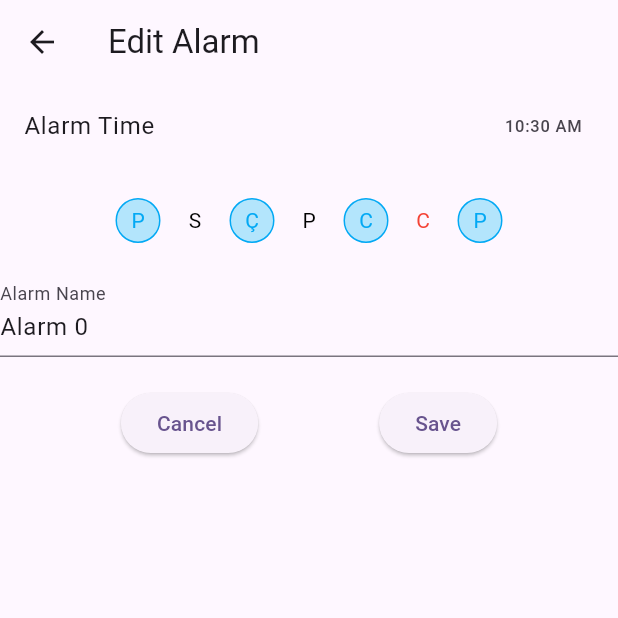
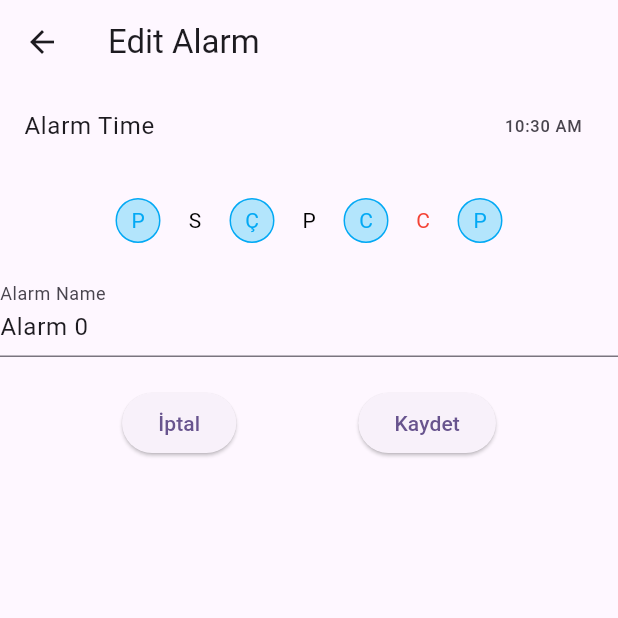
Before and after one commit to seqhilla/WakeTogether, a Flutter app: the screen it shows after launch, after a tap on "Alarm 0", on a phone screen of 412 x 824 dp, the top half of it. Run offline on Flutter 3.47's test engine with Material 3 defaults, Android fonts, the light colour scheme and no system bars.

Commit message:
More visuals.

```diff
--- a/lib/main.dart
+++ b/lib/main.dart
@@ -9,7 +9,6 @@
 class MyApp extends StatelessWidget {
   const MyApp({super.key});
 
-  // This widget is the root of your application.
   @override
   Widget build(BuildContext context) {
     return MaterialApp(
@@ -33,7 +32,6 @@
 }
 
 class _MyHomePageState extends State<MyHomePage> {
-
   List<AlarmItem> alarms = [
     AlarmItem(alarmName: 'Alarm 0', alarmTime: '12:00', daysActive: [true, false, true, false, true, false, true], isActive: true),
     // Add more alarms as needed
@@ -61,14 +59,28 @@
                     initialAlarmName: '',
                     initialAlarmTime: TimeOfDay(hour: 6, minute: 0),
                     initialDaysActive: List<bool>.filled(7, false),
+                    alarmIndex: -1, // Indicates a new alarm
                   ),
                 ),
               );
               if (result != null) {
                 setState(() {
-                  // Assuming result is a Map with 'alarmName', 'alarmTime', and 'daysActive'
-                  // Update your list based on your app's logic
-                  // Add more logic here if you need to store alarm details
+                  if (result['isNew']) {
+                    // Add a new alarm
+                    alarms.add(AlarmItem(
+                      alarmName: result['alarmName'],
+                      alarmTime: result['alarmTime'].format(context), // Convert TimeOfDay to String
+                      daysActive: result['daysActive'],
+                      isActive: true, // Assuming new alarms are active by default
+                    ));
+                  } else {
+                    // Update an existing alarm
+                    int index = result['index'];
+                    alarms[index].alarmName = result['alarmName'];
+                    alarms[index].alarmTime = result['alarmTime'].format(context); // Convert TimeOfDay to String
+                    alarms[index].daysActive = result['daysActive'];
+                    // isActive remains unchanged or can be updated based on your logic
+                  }
                 });
               }
             },
@@ -76,16 +88,20 @@
         ],
       ),
       body: ListView.builder(
-        itemCount: alarms.length, // Updated to use the length of the alarms list
+        itemCount: alarms.length,
         itemBuilder: (context, index) {
           final alarm = alarms[index];
-          return alarmListItem(
+          return Padding(
+            padding: const EdgeInsets.symmetric(horizontal: 8.0, vertical: 8.0), // Adjust the padding as needed
+            child: alarmListItem(
               alarmName: alarm.alarmName,
               alarmTime: alarm.alarmTime,
               daysActive: alarm.daysActive,
               isActive: alarm.isActive,
               onToggle: (newValue) => _toggleActive(index, newValue),
               context: context,
+              index: index,
+            ),
           );
         },
       ),
@@ -98,7 +114,8 @@
     required List<bool> daysActive,
     required bool isActive,
     required Function(bool) onToggle,
-    required BuildContext context, // Ensure BuildContext is passed as a parameter
+    required BuildContext context,
+    required int index,
   }) {
     return GestureDetector(
       onTap: () {
@@ -106,53 +123,72 @@
           context,
           MaterialPageRoute(
             builder: (context) => EditAlarmScreen(
-              initialAlarmName: alarmName,
-              initialAlarmTime: TimeOfDay.now(), // Adjust based on your needs
-              initialDaysActive: daysActive,
+              initialAlarmName: alarms[index].alarmName,
+              initialAlarmTime: TimeOfDay.now(), // Convert `alarmTime` string to TimeOfDay
+              initialDaysActive: alarms[index].daysActive,
+              alarmIndex: index, // Index of the existing alarm
             ),
           ),
         );
       },
       child: Container(
+        height: 120, // Fixed height for the card
         padding: const EdgeInsets.all(16),
         decoration: BoxDecoration(
-          color: isActive ? Colors.white : Colors.grey[300],
+          color: Colors.white,
           borderRadius: BorderRadius.circular(8),
+          boxShadow: [
+            BoxShadow(
+              color: Colors.grey.withOpacity(0.5),
+              spreadRadius: 1,
+              blurRadius: 5,
+              offset: Offset(0, 3),
             ),
-        child: Row(
-          children: [
-            Column(
+          ],
+        ),
+        child: Column(
           crossAxisAlignment: CrossAxisAlignment.start,
+          mainAxisAlignment: MainAxisAlignment.spaceBetween, // Adjust space between elements
           children: [
             Text(alarmName, style: TextStyle(fontSize: 14)),
-                Text(alarmTime, style: TextStyle(fontSize: 42)),
-              ],
+            Row(
+              mainAxisAlignment: MainAxisAlignment.spaceBetween, // Align items in the row
+              children: [
+                Expanded(
+                  child: AnimatedOpacity(
+                    opacity: isActive ? 1.0 : 0.5,
+                    duration: const Duration(milliseconds: 300),
+                    child: Text(alarmTime, style: TextStyle(fontSize: 42)),
                   ),
-            const Spacer(),
+                ),
+                SizedBox(width: 8), // Space before the days
                 Row(
-              children: List.generate(7, (index) {
-                return Column(
+                  children: List.generate(7, (dayIndex) {
+                    return Padding(
+                      padding: const EdgeInsets.symmetric(horizontal: 2),
+                      child: Column(
+                        mainAxisAlignment: MainAxisAlignment.center, // Center days vertically
                         children: [
-                    Padding(
-                      padding: const EdgeInsets.symmetric(horizontal: 2),
-                      child: Container(
+                          Container(
                             width: 10,
                             height: 10,
                             decoration: BoxDecoration(
-                          color: daysActive[index] ? Colors.green : Colors.grey,
+                              color: daysActive[dayIndex] ? (isActive ? Colors.deepPurple : Colors.grey) : Colors.transparent,
                               shape: BoxShape.circle,
                             ),
                           ),
+                          Text(['P', 'S', 'Ç', 'P', 'C', 'C', 'P'][dayIndex], style: TextStyle(fontSize: 10, color: isActive ? Colors.black : Colors.grey)),
+                        ],
                       ),
-                    Text(['P', 'S', 'Ç', 'P', 'C', 'C', 'P'][index], style: TextStyle(fontSize: 10)), // Day initials
-                  ],
                     );
                   }),
                 ),
-            const SizedBox(width: 16),
+                SizedBox(width: 16), // Added space between the days and the switch
                 Switch(
                   value: isActive,
                   onChanged: onToggle,
+                ),
+              ],
             ),
           ],
         ),
--- a/lib/screens/edit_alarm_screen.dart
+++ b/lib/screens/edit_alarm_screen.dart
@@ -4,12 +4,14 @@ class EditAlarmScreen extends StatefulWidget {
   final String initialAlarmName;
   final TimeOfDay initialAlarmTime;
   final List<bool> initialDaysActive;
+  final int alarmIndex;
 
   const EditAlarmScreen({
     Key? key,
     required this.initialAlarmName,
     required this.initialAlarmTime,
     required this.initialDaysActive,
+    required this.alarmIndex,
   }) : super(key: key);
 
   @override
@@ -120,17 +122,19 @@ class _EditAlarmScreenState extends State<EditAlarmScreen> {
               children: [
                 ElevatedButton(
                   onPressed: () => Navigator.pop(context),
-                  child: Text('Cancel'),
+                  child: Text('İptal'),
                 ),
                 ElevatedButton(
-                  onPressed: () {
+                  onPressed: () { //TODO: 24 Biçiminde yapma seçeneği ekle
                     Navigator.pop(context, {
                       'alarmName': _alarmNameController.text,
                       'alarmTime': _selectedTime,
                       'daysActive': _daysActive,
+                      'isNew': widget.alarmIndex == -1, // Determine if the alarm is new
+                      'index': widget.alarmIndex, // Pass the index back
                     });
                   },
-                  child: Text('Save'),
+                  child: Text('Kaydet'),
                 ),
               ],
             ),
```
Lines whose indentation alone changed are shown as unchanged.
